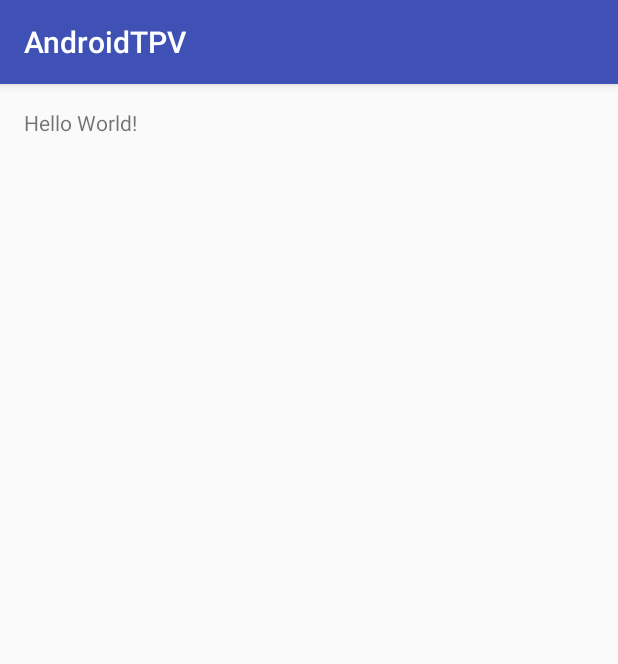
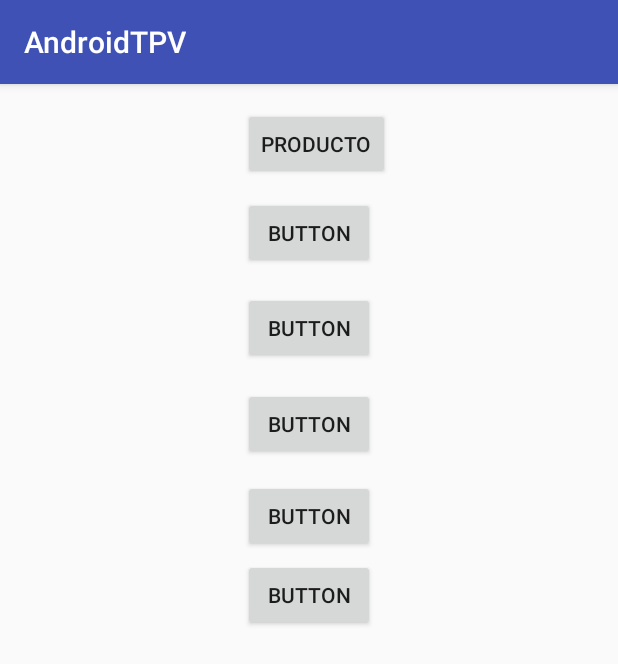
Before and after one commit to SergioCuevas/BakeryTPV-Android, an Android app: the MainActivity screen opened directly, with no data from a screen before it, on a phone screen of 412 x 824 dp. Shown: the top 664 px of the screen. Run offline under Robolectric (Android 15) with nearby library versions, the phone set to English and light mode, and no system bars.

Commit message:
Inicio del CRUD

```diff
--- a/app/src/main/res/layout/activity_main.xml
+++ b/app/src/main/res/layout/activity_main.xml
@@ -10,8 +10,62 @@
     android:paddingTop="@dimen/activity_vertical_margin"
     tools:context="com.bakery.dam.androidtpv.controller.activities.main.MainActivity">
 
-    <TextView
+    <Button
+        android:text="Button"
         android:layout_width="wrap_content"
         android:layout_height="wrap_content"
-        android:text="Hello World!" />
+        android:id="@+id/button2"
+        android:layout_marginTop="11dp"
+        android:layout_below="@+id/button1"
+        android:layout_alignLeft="@+id/button1"
+        android:layout_alignStart="@+id/button1" />
+
+    <Button
+        android:text="Button"
+        android:layout_width="wrap_content"
+        android:layout_height="wrap_content"
+        android:id="@+id/button3"
+        android:layout_marginTop="15dp"
+        android:layout_below="@+id/button2"
+        android:layout_centerHorizontal="true" />
+
+    <Button
+        android:text="Button"
+        android:layout_width="wrap_content"
+        android:layout_height="wrap_content"
+        android:id="@+id/button4"
+        android:layout_marginTop="16dp"
+        android:layout_below="@+id/button3"
+        android:layout_alignLeft="@+id/button3"
+        android:layout_alignStart="@+id/button3" />
+
+    <Button
+        android:text="Button"
+        android:layout_width="wrap_content"
+        android:layout_height="wrap_content"
+        android:id="@+id/button6"
+        android:layout_below="@+id/button4"
+        android:layout_alignLeft="@+id/button4"
+        android:layout_alignStart="@+id/button4"
+        android:layout_marginTop="66dp" />
+
+    <Button
+        android:text="Button"
+        android:layout_width="wrap_content"
+        android:layout_height="wrap_content"
+        android:id="@+id/button5"
+        android:layout_marginTop="13dp"
+        android:layout_below="@+id/button4"
+        android:layout_alignLeft="@+id/button6"
+        android:layout_alignStart="@+id/button6" />
+
+    <Button
+        android:text="Producto"
+        android:layout_width="wrap_content"
+        android:layout_height="wrap_content"
+        android:id="@+id/button1"
+        android:layout_alignParentTop="true"
+        android:layout_alignLeft="@+id/button3"
+        android:layout_alignStart="@+id/button3" />
+
 </RelativeLayout>
```
